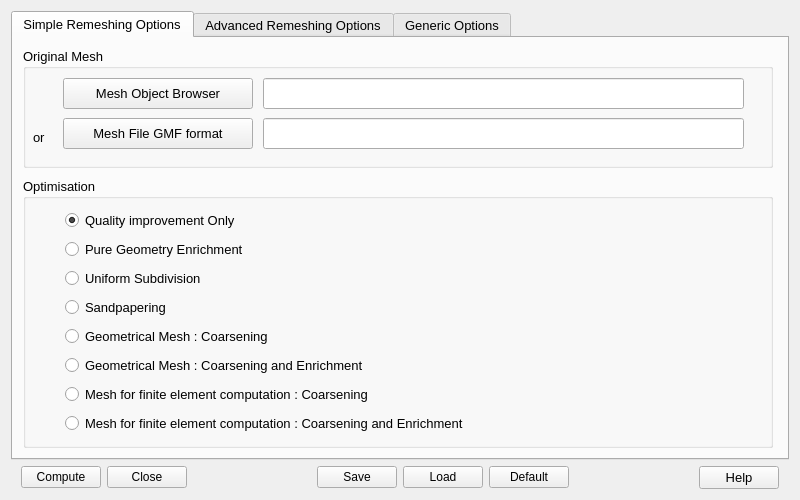
Old version of the form src/Tools/YamsPlug/YamsPlugDialog.ui in the repository SalomePlatform/smesh.
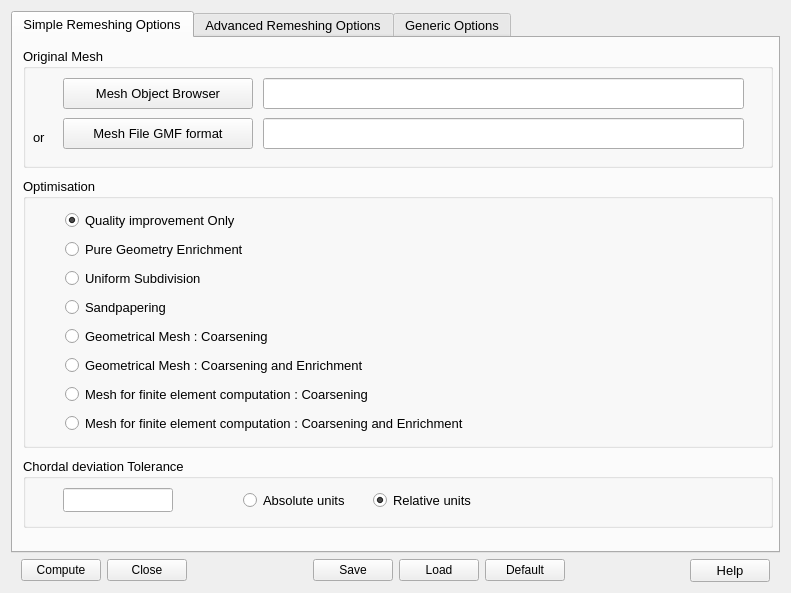
New version of the form.

Commit message: tooltip correction

```diff
--- a/src/Tools/YamsPlug/YamsPlugDialog.ui
+++ b/src/Tools/YamsPlug/YamsPlugDialog.ui
@@ -6,8 +6,8 @@
    <rect>
     <x>0</x>
     <y>0</y>
-    <width>800</width>
-    <height>500</height>
+    <width>791</width>
+    <height>593</height>
    </rect>
   </property>
   <property name="windowTitle">
```
Left out of the diff: 2 changed lines with no effect on the pictures.
